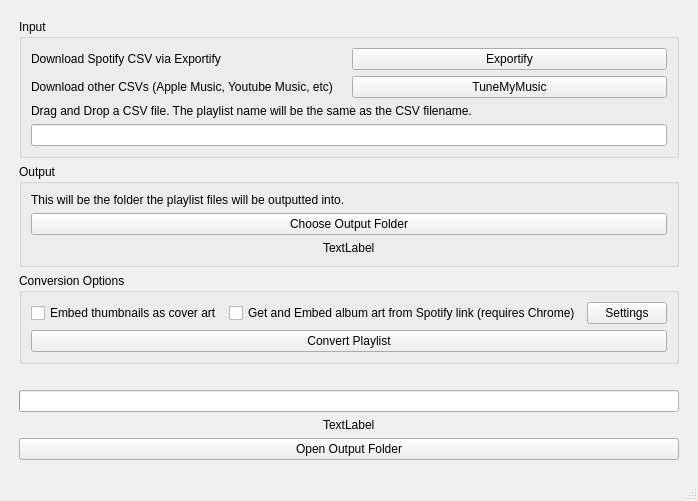
albano-a/SpotDown, file gui/qt/MainWindow.ui: the form before one commit.
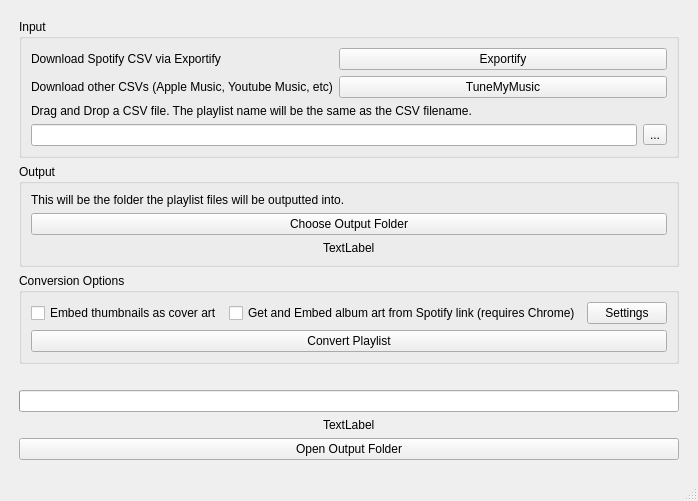
The form after the commit.

Commit message:
Add core conversion logic and enhance UI integration
Introduces core.py with main conversion and metadata embedding functions. Updates MainWindow.ui to improve file selection and add new controls. Refactors spotdown.py to support file/folder dialogs, external links, and configuration loading for better usability and integration with the new core logic.

```diff
--- a/gui/qt/MainWindow.ui
+++ b/gui/qt/MainWindow.ui
@@ -37,20 +37,9 @@
         <layout class="QGridLayout" name="gridLayout_4">
          <item row="0" column="0">
           <layout class="QGridLayout" name="gridLayout_3">
-           <item row="0" column="1">
-            <widget class="QPushButton" name="ExportifyButton">
-             <property name="text">
-              <string>Exportify</string>
-             </property>
-            </widget>
-           </item>
-           <item row="2" column="0" colspan="2">
-            <widget class="QLabel" name="label_2">
-             <property name="text">
-              <string>Drag and Drop a CSV file. The playlist name will be the same as the CSV filename.</string>
-             </property>
-            </widget>
-           </item>
+           <property name="rightMargin">
+            <number>0</number>
+           </property>
            <item row="3" column="0" colspan="2">
             <widget class="QLineEdit" name="FilenameInput">
              <property name="dragEnabled">
@@ -58,10 +47,17 @@
              </property>
             </widget>
            </item>
-           <item row="0" column="0">
-            <widget class="QLabel" name="label_3">
+           <item row="3" column="2">
+            <widget class="QToolButton" name="LoadFilePath">
              <property name="text">
-              <string>Download Spotify CSV via Exportify</string>
+              <string>...</string>
+             </property>
+            </widget>
+           </item>
+           <item row="2" column="0" colspan="3">
+            <widget class="QLabel" name="label_2">
+             <property name="text">
+              <string>Drag and Drop a CSV file. The playlist name will be the same as the CSV filename.</string>
              </property>
             </widget>
            </item>
@@ -72,7 +68,21 @@
              </property>
             </widget>
            </item>
-           <item row="1" column="1">
+           <item row="0" column="0">
+            <widget class="QLabel" name="label_3">
+             <property name="text">
+              <string>Download Spotify CSV via Exportify</string>
+             </property>
+            </widget>
+           </item>
+           <item row="0" column="1" colspan="2">
+            <widget class="QPushButton" name="ExportifyButton">
+             <property name="text">
+              <string>Exportify</string>
+             </property>
+            </widget>
+           </item>
+           <item row="1" column="1" colspan="2">
             <widget class="QPushButton" name="TuneMyMusicButton">
              <property name="text">
               <string>TuneMyMusic</string>
```
The commit also changes 2 other files.
